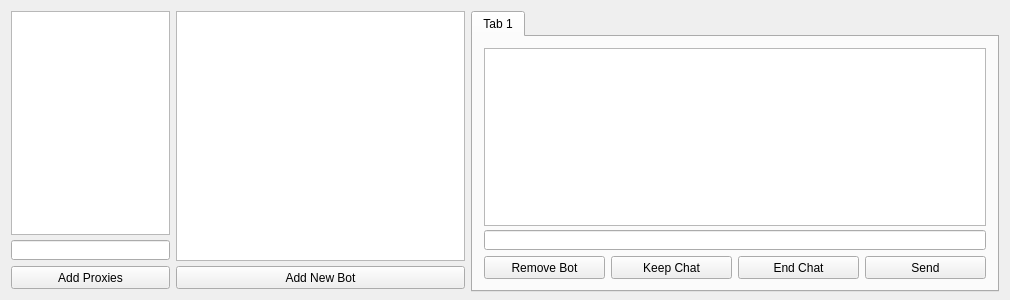
Above: QT_Test/qt_test.ui from grasmanek94/PACB-PROJECT-ChatBot-QT-V3 before the change. Below: the same form after it.
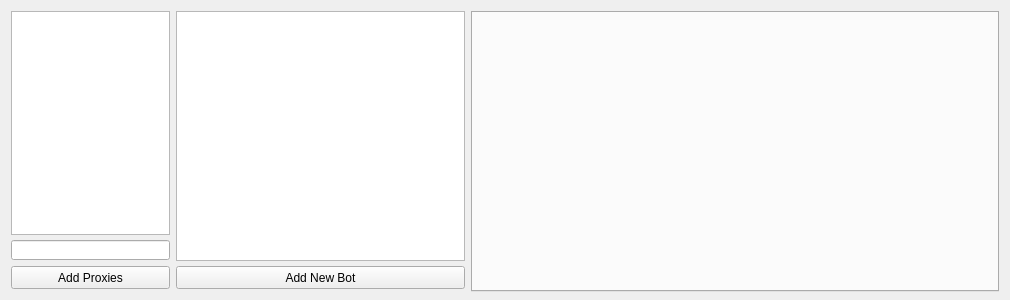
That is the form after the change. Icons and pictures are not drawn.

Commit message: automate tab creation

Diff of the .ui file:
```diff
--- a/QT_Test/qt_test.ui
+++ b/QT_Test/qt_test.ui
@@ -151,99 +151,6 @@
       <property name="currentIndex">
        <number>0</number>
       </property>
-      <widget class="QWidget" name="tab">
-       <attribute name="title">
-        <string>Tab 1</string>
-       </attribute>
-       <layout class="QGridLayout" name="gridLayout_4">
-        <item row="0" column="0">
-         <layout class="QGridLayout" name="chatContainerGrid">
-          <item row="3" column="0">
-           <layout class="QHBoxLayout" name="horizontalLayout">
-            <item>
-             <widget class="QPushButton" name="chatManagerRemoveBot">
-              <property name="minimumSize">
-               <size>
-                <width>119</width>
-                <height>23</height>
-               </size>
-              </property>
-              <property name="text">
-               <string>Remove Bot</string>
-              </property>
-             </widget>
-            </item>
-            <item>
-             <widget class="QPushButton" name="chatManagerKeepChat">
-              <property name="minimumSize">
-               <size>
-                <width>119</width>
-                <height>23</height>
-               </size>
-              </property>
-              <property name="text">
-               <string>Keep Chat</string>
-              </property>
-             </widget>
-            </item>
-            <item>
-             <widget class="QPushButton" name="chatManagerEndChat">
-              <property name="minimumSize">
-               <size>
-                <width>118</width>
-                <height>23</height>
-               </size>
-              </property>
-              <property name="text">
-               <string>End Chat</string>
-              </property>
-             </widget>
-            </item>
-            <item>
-             <widget class="QPushButton" name="pushButton_5">
-              <property name="minimumSize">
-               <size>
-                <width>119</width>
-                <height>23</height>
-               </size>
-              </property>
-              <property name="text">
-               <string>Send</string>
-              </property>
-             </widget>
-            </item>
-           </layout>
-          </item>
-          <item row="1" column="0">
-           <widget class="QPlainTextEdit" name="chatBoxTexts">
-            <property name="minimumSize">
-             <size>
-              <width>495</width>
-              <height>178</height>
-             </size>
-            </property>
-           </widget>
-          </item>
-          <item row="2" column="0">
-           <widget class="QLineEdit" name="chatBoxMessage">
-            <property name="minimumSize">
-             <size>
-              <width>495</width>
-              <height>20</height>
-             </size>
-            </property>
-            <property name="maximumSize">
-             <size>
-              <width>16777215</width>
-              <height>16777215</height>
-             </size>
-            </property>
-           </widget>
-          </item>
-         </layout>
-        </item>
-       </layout>
-      </widget>
      </widget>
     </item>
    </layout>
```
Left out of the diff: 2 changed lines with no effect on the pictures. The commit also changes 6 other files.
